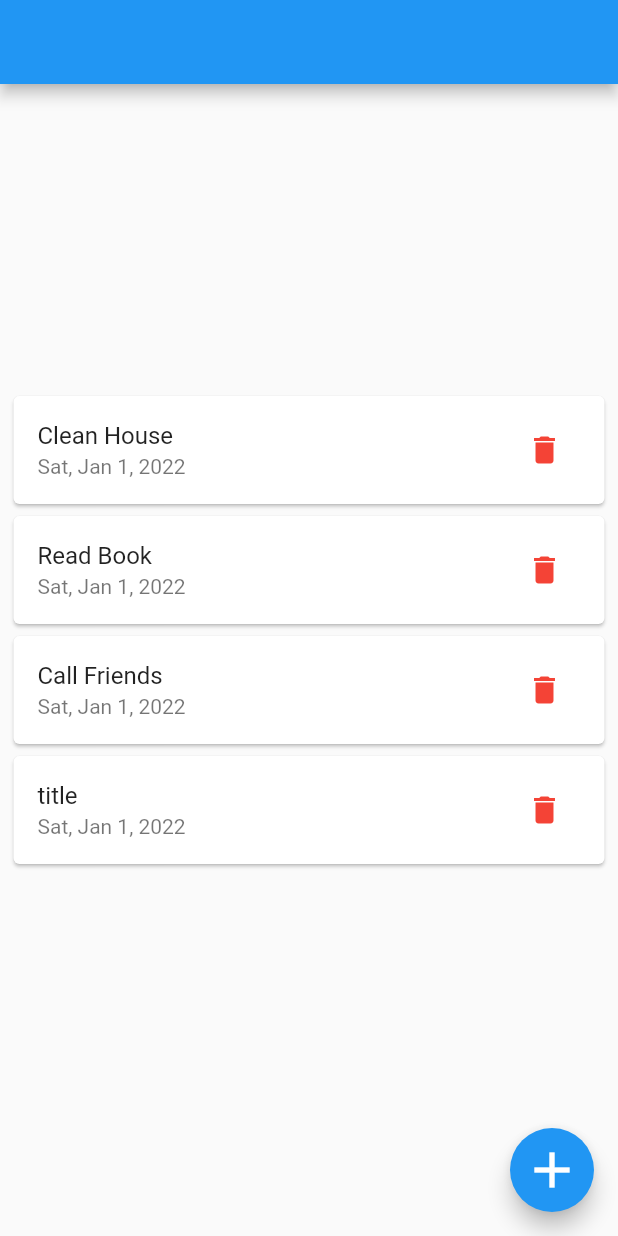
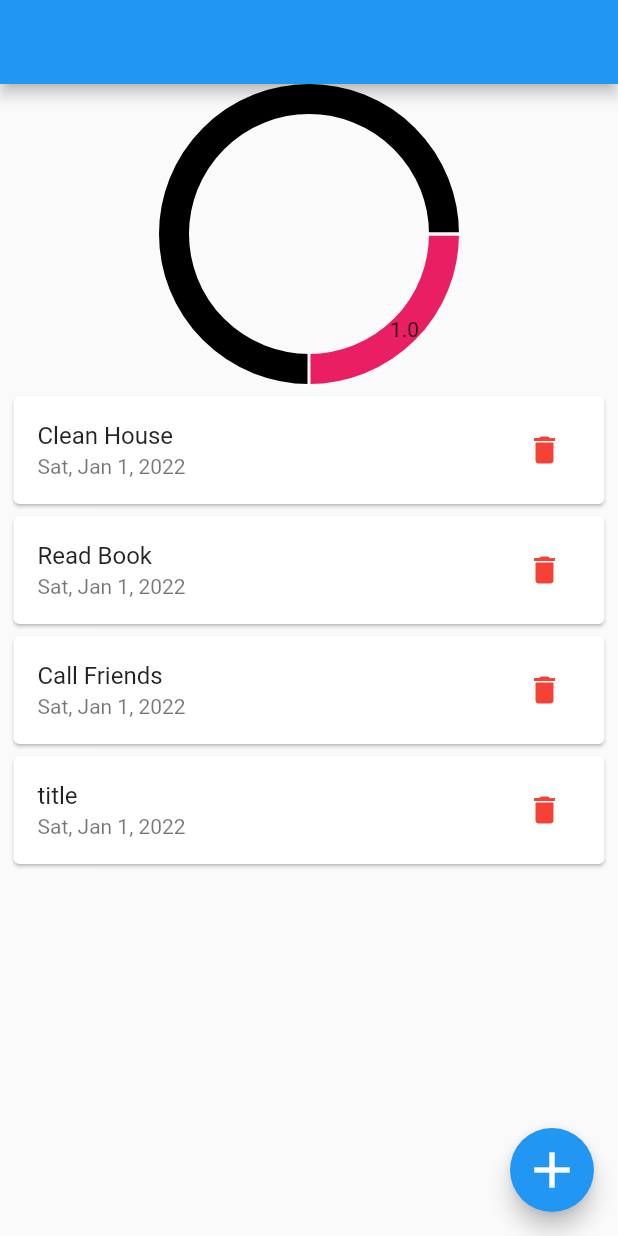
Before and after one commit to Ekojode/Task-Management-Apllication, a Flutter app: the screen it shows after launch, on a phone screen of 412 x 824 dp. Run offline on Flutter 3.47's test engine with Material 2 defaults, Android fonts, the phone set to English and light mode, and no system bars; drawn by our look-alikes of fl_chart; our stand-ins replace get.

Commit message:
Added chart logic

```diff
--- a/lib/controllers/todo_controller.dart
+++ b/lib/controllers/todo_controller.dart
@@ -22,4 +22,9 @@ class TodoController extends GetxController {
     final newTodo = Todo(id: randomInt(), title: title, dueDate: date);
     _todo.add(newTodo);
   }
+
+  void removeTodo(Todo todo) {
+    // final todoRemoved = _todo.firstWhere((element) => element == todo);
+    _todo.remove(todo);
+  }
 }
--- a/lib/models/todo_model.dart
+++ b/lib/models/todo_model.dart
@@ -15,7 +15,11 @@ class Todo {
 }
 
 List<Todo> todoList = [
-  Todo(id: 1, title: "Clean House", dueDate: DateTime(2022, 1, 1)),
+  Todo(
+      id: 1,
+      title: "Clean House",
+      dueDate: DateTime(2022, 1, 1),
+      isCompleted: true),
   Todo(id: 2, title: "Read Book", dueDate: DateTime(2022, 1, 1)),
   Todo(id: 3, title: "Call Friends", dueDate: DateTime(2022, 1, 1)),
   Todo(id: 4, title: "title", dueDate: DateTime(2022, 1, 1))
--- a/lib/view/screens/home.dart
+++ b/lib/view/screens/home.dart
@@ -1,4 +1,5 @@
 import 'package:flutter/material.dart';
+import 'package:get_x_tutorial/view/widgets/chart.dart';
 import 'package:get_x_tutorial/view/widgets/todo_grid.dart';
 import 'package:get_x_tutorial/view/widgets/fab.dart';
 
@@ -7,12 +8,14 @@ class Home extends StatelessWidget {
 
   @override
   Widget build(BuildContext context) {
+    // TimeOfDay? time;
     return Scaffold(
       appBar: AppBar(),
       body: Column(
         children: const [
           SizedBox(
             height: 200,
+            child: Chart(),
           ),
           Expanded(child: TodoGrid()),
         ],
--- a/lib/view/widgets/chart.dart
+++ b/lib/view/widgets/chart.dart
@@ -0,0 +1,43 @@
+import 'package:flutter/material.dart';
+import 'package:fl_chart/fl_chart.dart';
+import 'package:get/get.dart';
+import 'package:get_x_tutorial/controllers/todo_controller.dart';
+import '../../models/todo_model.dart';
+
+class Chart extends StatelessWidget {
+  const Chart({Key? key}) : super(key: key);
+
+  @override
+  Widget build(BuildContext context) {
+    final control = Get.find<TodoController>();
+    return AspectRatio(
+      aspectRatio: 1,
+      child: Obx(
+          () => PieChart(PieChartData(sections: _chartSections(control.todo)))),
+    );
+  }
+
+  List<PieChartSectionData> _chartSections(List<Todo> todos) {
+    List<PieChartSectionData> list = [];
+
+    final List<Todo> firstPart = [];
+    for (var todo in todos) {
+      if (todo.isCompleted) {
+        firstPart.add(todo);
+      }
+    }
+    final data1 = PieChartSectionData(
+      value: (firstPart.length).toDouble(),
+      color: Colors.pink,
+      radius: 20,
+    );
+
+    final data2 = PieChartSectionData(
+      value: (todos.length - data1.value).toDouble(),
+      color: Colors.black,
+      radius: 20,
+    );
+    list = [data1, data2];
+    return list;
+  }
+}
--- a/lib/view/widgets/todo_grid.dart
+++ b/lib/view/widgets/todo_grid.dart
@@ -42,6 +42,7 @@ class TodoGrid extends StatelessWidget {
                                 child: const Text("Cancel")),
                             TextButton(
                               onPressed: () {
+                                contol.removeTodo(contol.todo[i]);
                                 Navigator.pop(context);
                               },
                               child: const Text("Okay",
@@ -55,7 +56,8 @@ class TodoGrid extends StatelessWidget {
                   icon: const Icon(
                     Icons.delete,
                     color: Colors.red,
-                    )),
+                  ),
+                ),
               ),
             );
           },
```
Also changed, not shown: pubspec.yaml (+6 -5 lines). Lines whose indentation alone changed are shown as unchanged.
